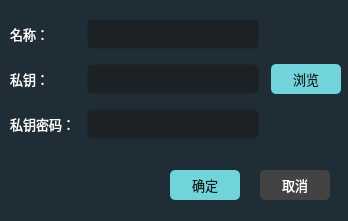
This is Fdog-Kit/module_connect/keywidget.ui in HuaGouFdog/Fdog-Kit as Qt 5 draws it before an edit. The edited form follows.
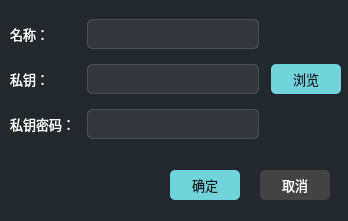
This is the edited form. Icons and pictures are not drawn.

Diff of the .ui file:
```diff
--- a/Fdog-Kit/module_connect/keywidget.ui
+++ b/Fdog-Kit/module_connect/keywidget.ui
@@ -25,7 +25,7 @@
     <normaloff>:/lib/wicon_46.png</normaloff>:/lib/wicon_46.png</iconset>
   </property>
   <property name="styleSheet">
-   <string notr="true"/>
+   <string notr="true">background-color: rgb(35, 39, 46);</string>
   </property>
   <layout class="QVBoxLayout" name="verticalLayout">
    <property name="leftMargin">
@@ -44,8 +44,7 @@
     <widget class="QWidget" name="widget" native="true">
      <property name="styleSheet">
       <string notr="true">#widget{
-	border-image: url(:/lib/back1.png);
-	background-color: rgb(30, 45, 54);
+
 	color: rgb(255, 255, 255);
 }</string>
      </property>
@@ -146,11 +145,12 @@
           </size>
          </property>
          <property name="styleSheet">
-          <string notr="true">background-color: rgb(25, 25, 25, 155);
-border: 1px solid rgba(255, 255, 255, 0);
-border-radius: 5px;
-padding-left:10px;
-padding-right:10px;</string>
+          <string notr="true">
+	border: 1px solid rgba(197, 197, 197,50);
+	background-color: rgba(255, 255, 255, 20);
+	border-radius: 5px;
+	color: rgb(255, 255, 255);
+</string>
          </property>
         </widget>
        </item>
@@ -169,11 +169,12 @@
           </size>
          </property>
          <property name="styleSheet">
-          <string notr="true">background-color: rgb(25, 25, 25, 155);
-border: 1px solid rgba(255, 255, 255, 0);
-border-radius: 5px;
-padding-left:10px;
-padding-right:10px;</string>
+          <string notr="true">
+	border: 1px solid rgba(197, 197, 197,50);
+	background-color: rgba(255, 255, 255, 20);
+	border-radius: 5px;
+	color: rgb(255, 255, 255);
+</string>
          </property>
          <property name="echoMode">
           <enum>QLineEdit::Password</enum>
@@ -221,11 +222,11 @@
           </size>
          </property>
          <property name="styleSheet">
-          <string notr="true">background-color: rgb(25, 25, 25, 155);
-border: 1px solid rgba(255, 255, 255, 0);
-border-radius: 5px;
-padding-left:10px;
-padding-right:10px;</string>
+          <string notr="true">
+	border: 1px solid rgba(197, 197, 197,50);
+	background-color: rgba(255, 255, 255, 20);
+	border-radius: 5px;
+	color: rgb(255, 255, 255);</string>
          </property>
         </widget>
        </item>
```
Left out of the diff: 6 changed lines with no effect on the pictures.
